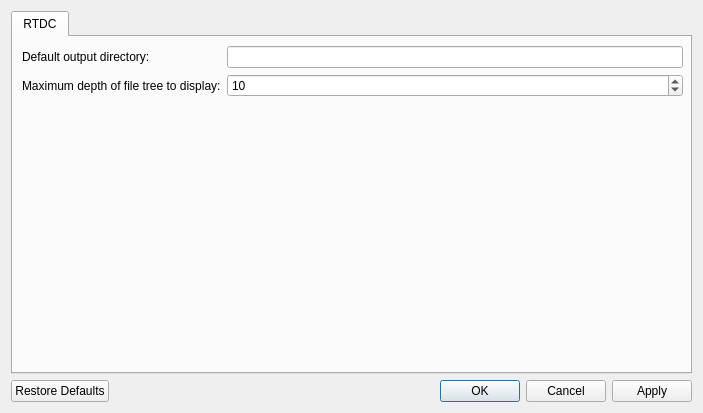
The window that mpl_data_cast/gui/preferences.ui (GuckLab/MPL-Data-Cast) describes before a commit, drawn with Qt 5.
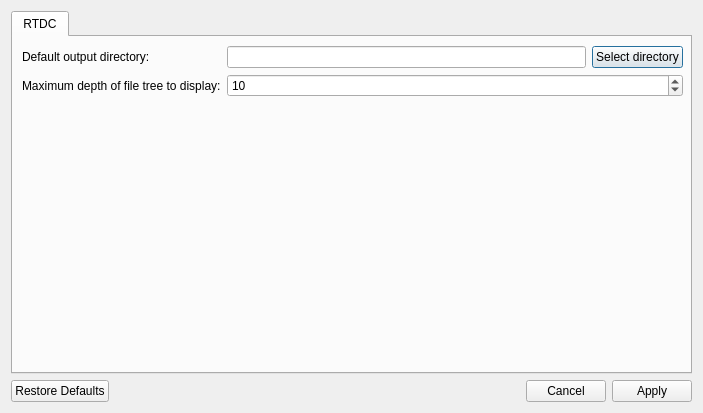
The same window after the commit. Icons and pictures are not drawn.

```diff
--- a/mpl_data_cast/gui/preferences.ui
+++ b/mpl_data_cast/gui/preferences.ui
@@ -27,45 +27,17 @@
       <attribute name="title">
        <string>RTDC</string>
       </attribute>
-      <widget class="QWidget" name="">
+      <widget class="QWidget" name="layoutWidget">
        <property name="geometry">
         <rect>
          <x>9</x>
          <y>9</y>
          <width>661</width>
-         <height>311</height>
+         <height>301</height>
         </rect>
        </property>
-       <layout class="QVBoxLayout" name="verticalLayout_2">
-        <item>
-         <layout class="QFormLayout" name="formLayout">
-          <item row="4" column="0">
-           <widget class="QLabel" name="label">
-            <property name="text">
-             <string>Maximum depth of file tree to display:</string>
-            </property>
-           </widget>
-          </item>
-          <item row="4" column="1">
-           <widget class="QSpinBox" name="tree_depth">
-            <property name="value">
-             <number>10</number>
-            </property>
-           </widget>
-          </item>
-          <item row="3" column="0">
-           <widget class="QLabel" name="label_7">
-            <property name="text">
-             <string>Default output directory:</string>
-            </property>
-           </widget>
-          </item>
-          <item row="3" column="1">
-           <widget class="QLineEdit" name="rtdc_output_path"/>
-          </item>
-         </layout>
-        </item>
-        <item>
+       <layout class="QGridLayout" name="gridLayout">
+        <item row="2" column="0">
          <spacer name="verticalSpacer">
           <property name="orientation">
            <enum>Qt::Vertical</enum>
@@ -78,6 +50,47 @@
           </property>
          </spacer>
         </item>
+        <item row="1" column="0">
+         <layout class="QGridLayout" name="gridLayout_2">
+          <item row="2" column="0">
+           <widget class="QLabel" name="label">
+            <property name="text">
+             <string>Maximum depth of file tree to display:</string>
+            </property>
+           </widget>
+          </item>
+          <item row="0" column="1">
+           <widget class="QLineEdit" name="rtdc_output_path"/>
+          </item>
+          <item row="0" column="0">
+           <widget class="QLabel" name="label_7">
+            <property name="text">
+             <string>Default output directory:</string>
+            </property>
+           </widget>
+          </item>
+          <item row="0" column="2">
+           <widget class="QPushButton" name="select_rtdc_output_path">
+            <property name="text">
+             <string>Select directory</string>
+            </property>
+           </widget>
+          </item>
+          <item row="2" column="1" colspan="2">
+           <widget class="QSpinBox" name="tree_depth_limit">
+            <property name="minimum">
+             <number>2</number>
+            </property>
+            <property name="maximum">
+             <number>24</number>
+            </property>
+            <property name="value">
+             <number>10</number>
+            </property>
+           </widget>
+          </item>
+         </layout>
+        </item>
        </layout>
       </widget>
      </widget>
@@ -89,7 +102,7 @@
       <enum>Qt::Horizontal</enum>
      </property>
      <property name="standardButtons">
-      <set>QDialogButtonBox::Apply|QDialogButtonBox::Cancel|QDialogButtonBox::Ok|QDialogButtonBox::RestoreDefaults</set>
+      <set>QDialogButtonBox::Apply|QDialogButtonBox::Cancel|QDialogButtonBox::RestoreDefaults</set>
      </property>
      <property name="centerButtons">
       <bool>false</bool>
```
